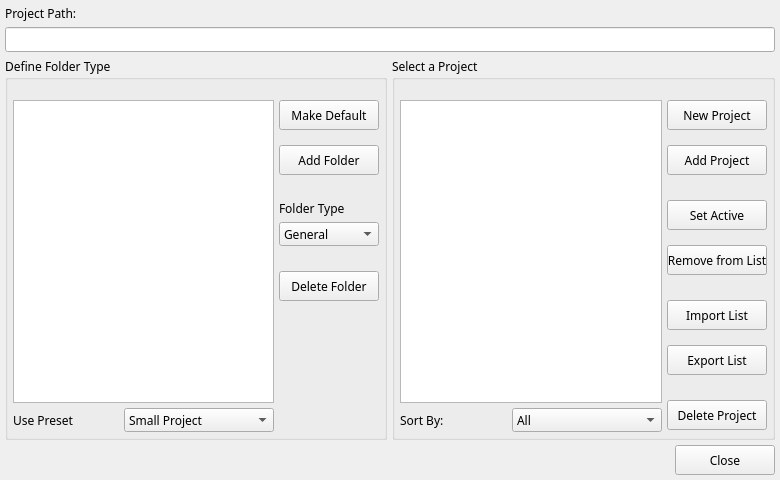
Qt form ui/ProjectManager.ui (skhaz/neutron3d) before a commit.
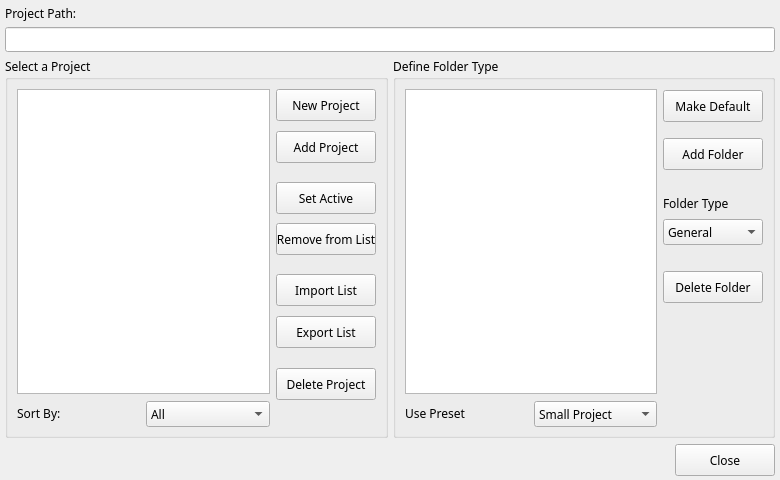
The same form after that commit. Icons and pictures are not drawn.

The edit to the form file:
```diff
--- a/ui/ProjectManager.ui
+++ b/ui/ProjectManager.ui
@@ -30,7 +30,7 @@
   <property name="styleSheet" >
    <string notr="true" />
   </property>
-  <layout class="QGridLayout" name="gridLayout_3" >
+  <layout class="QGridLayout" name="gridLayout_4" >
    <property name="margin" >
     <number>5</number>
    </property>
@@ -87,14 +87,8 @@
     </layout>
    </item>
    <item row="1" column="0" >
-    <layout class="QHBoxLayout" name="horizontalLayout" >
-     <property name="spacing" >
-      <number>5</number>
-     </property>
-     <property name="leftMargin" >
-      <number>0</number>
-     </property>
-     <item>
+    <layout class="QGridLayout" name="gridLayout_3" >
+     <item row="0" column="1" >
       <widget class="QGroupBox" name="grb_selectProject" >
        <property name="font" >
         <font>
@@ -110,73 +104,15 @@
        <property name="title" >
         <string>Select a Project</string>
        </property>
-       <layout class="QGridLayout" name="gridLayout" >
-        <property name="leftMargin" >
-         <number>5</number>
-        </property>
-        <property name="topMargin" >
-         <number>20</number>
-        </property>
-        <property name="rightMargin" >
-         <number>5</number>
-        </property>
-        <property name="bottomMargin" >
-         <number>5</number>
-        </property>
-        <property name="spacing" >
-         <number>5</number>
-        </property>
-        <item row="0" column="0" colspan="2" >
-         <widget class="QListView" name="lst_project" >
-          <property name="font" >
-           <font>
-            <family>Lucida Grande, Segoe UI</family>
-           </font>
-          </property>
-          <property name="cursor" stdset="0" >
-           <cursorShape>ArrowCursor</cursorShape>
-          </property>
-          <property name="toolTip" >
-           <string/>
-          </property>
-          <property name="statusTip" >
-           <string/>
-          </property>
-          <property name="whatsThis" >
-           <string>&lt;!DOCTYPE HTML PUBLIC "-//W3C//DTD HTML 4.0//EN" "http://www.w3.org/TR/REC-html40/strict.dtd">
-&lt;html>&lt;head>&lt;meta name="qrichtext" content="1" />&lt;style type="text/css">
-p, li { white-space: pre-wrap; }
-&lt;/style>&lt;/head>&lt;body style=" font-family:'Lucida Grande ,Segoe UI'; font-weight:400; font-style:normal;">
-&lt;p style=" margin-top:0px; margin-bottom:0px; margin-left:0px; margin-right:0px; -qt-block-indent:0; text-indent:0px;">List of current projects&lt;/p>&lt;/body>&lt;/html></string>
-          </property>
-          <property name="styleSheet" >
-           <string notr="true" />
-          </property>
-          <property name="tabKeyNavigation" >
-           <bool>true</bool>
-          </property>
-          <property name="dragEnabled" >
-           <bool>true</bool>
-          </property>
-          <property name="dragDropMode" >
-           <enum>QAbstractItemView::DragOnly</enum>
-          </property>
-          <property name="resizeMode" >
-           <enum>QListView::Fixed</enum>
-          </property>
-          <property name="layoutMode" >
-           <enum>QListView::SinglePass</enum>
-          </property>
-         </widget>
-        </item>
-        <item rowspan="2" row="0" column="2" >
+       <layout class="QGridLayout" name="gridLayout_2" >
+        <item row="0" column="2" >
          <layout class="QVBoxLayout" name="verticalLayout" >
           <item>
            <widget class="QPushButton" name="bt_newProject" >
             <property name="minimumSize" >
              <size>
               <width>100</width>
-              <height>30</height>
+              <height>32</height>
              </size>
             </property>
             <property name="maximumSize" >
@@ -226,7 +162,7 @@
             <property name="minimumSize" >
              <size>
               <width>100</width>
-              <height>30</height>
+              <height>32</height>
              </size>
             </property>
             <property name="maximumSize" >
@@ -276,7 +212,7 @@
             <property name="minimumSize" >
              <size>
               <width>100</width>
-              <height>30</height>
+              <height>32</height>
              </size>
             </property>
             <property name="maximumSize" >
@@ -319,7 +255,7 @@
             <property name="minimumSize" >
              <size>
               <width>100</width>
-              <height>30</height>
+              <height>32</height>
              </size>
             </property>
             <property name="maximumSize" >
@@ -362,7 +298,7 @@
             <property name="minimumSize" >
              <size>
               <width>100</width>
-              <height>30</height>
+              <height>32</height>
              </size>
             </property>
             <property name="maximumSize" >
@@ -405,7 +341,7 @@
             <property name="minimumSize" >
              <size>
               <width>100</width>
-              <height>30</height>
+              <height>32</height>
              </size>
             </property>
             <property name="maximumSize" >
@@ -448,7 +384,7 @@
             <property name="minimumSize" >
              <size>
               <width>100</width>
-              <height>30</height>
+              <height>32</height>
              </size>
             </property>
             <property name="maximumSize" >
@@ -488,18 +424,46 @@
           </item>
          </layout>
         </item>
-        <item row="1" column="0" >
-         <widget class="QLabel" name="lbl_shortBy" >
+        <item row="0" column="0" colspan="2" >
+         <widget class="QListView" name="lst_project" >
           <property name="font" >
            <font>
             <family>Lucida Grande, Segoe UI</family>
            </font>
           </property>
-          <property name="layoutDirection" >
-           <enum>Qt::LeftToRight</enum>
+          <property name="cursor" stdset="0" >
+           <cursorShape>ArrowCursor</cursorShape>
           </property>
-          <property name="text" >
-           <string>Sort By:</string>
+          <property name="toolTip" >
+           <string/>
+          </property>
+          <property name="statusTip" >
+           <string/>
+          </property>
+          <property name="whatsThis" >
+           <string>&lt;!DOCTYPE HTML PUBLIC "-//W3C//DTD HTML 4.0//EN" "http://www.w3.org/TR/REC-html40/strict.dtd">
+&lt;html>&lt;head>&lt;meta name="qrichtext" content="1" />&lt;style type="text/css">
+p, li { white-space: pre-wrap; }
+&lt;/style>&lt;/head>&lt;body style=" font-family:'Lucida Grande ,Segoe UI'; font-weight:400; font-style:normal;">
+&lt;p style=" margin-top:0px; margin-bottom:0px; margin-left:0px; margin-right:0px; -qt-block-indent:0; text-indent:0px;">List of current projects&lt;/p>&lt;/body>&lt;/html></string>
+          </property>
+          <property name="styleSheet" >
+           <string notr="true" />
+          </property>
+          <property name="tabKeyNavigation" >
+           <bool>true</bool>
+          </property>
+          <property name="dragEnabled" >
+           <bool>true</bool>
+          </property>
+          <property name="dragDropMode" >
+           <enum>QAbstractItemView::DragOnly</enum>
+          </property>
+          <property name="resizeMode" >
+           <enum>QListView::Fixed</enum>
+          </property>
+          <property name="layoutMode" >
+           <enum>QListView::SinglePass</enum>
           </property>
          </widget>
         </item>
@@ -507,8 +471,8 @@
          <widget class="QComboBox" name="cbx_shortBy" >
           <property name="minimumSize" >
            <size>
-            <width>150</width>
-            <height>24</height>
+            <width>0</width>
+            <height>26</height>
            </size>
           </property>
           <property name="maximumSize" >
@@ -560,10 +524,25 @@
           </item>
          </widget>
         </item>
+        <item row="1" column="0" >
+         <widget class="QLabel" name="lbl_shortBy" >
+          <property name="font" >
+           <font>
+            <family>Lucida Grande, Segoe UI</family>
+           </font>
+          </property>
+          <property name="layoutDirection" >
+           <enum>Qt::LeftToRight</enum>
+          </property>
+          <property name="text" >
+           <string>Sort By:</string>
+          </property>
+         </widget>
+        </item>
        </layout>
       </widget>
      </item>
-     <item>
+     <item row="0" column="0" >
       <widget class="QGroupBox" name="grb_defineFolderType" >
        <property name="font" >
         <font>
@@ -579,34 +558,7 @@
        <property name="title" >
         <string>Define Folder Type</string>
        </property>
-       <layout class="QGridLayout" name="gridLayout_2" >
-        <property name="leftMargin" >
-         <number>5</number>
-        </property>
-        <property name="topMargin" >
-         <number>20</number>
-        </property>
-        <property name="rightMargin" >
-         <number>5</number>
-        </property>
-        <property name="bottomMargin" >
-         <number>5</number>
-        </property>
-        <property name="spacing" >
-         <number>5</number>
-        </property>
-        <item row="0" column="0" colspan="2" >
-         <widget class="QTreeView" name="trw_defineFolderType" >
-          <property name="font" >
-           <font>
-            <family>Lucida Grande, Segoe UI</family>
-           </font>
-          </property>
-          <property name="styleSheet" >
-           <string notr="true" />
-          </property>
-         </widget>
-        </item>
+       <layout class="QGridLayout" name="gridLayout" >
         <item rowspan="2" row="0" column="2" >
          <layout class="QVBoxLayout" name="verticalLayout_2" >
           <item>
@@ -617,7 +569,7 @@
             <property name="minimumSize" >
              <size>
               <width>100</width>
-              <height>30</height>
+              <height>32</height>
              </size>
             </property>
             <property name="maximumSize" >
@@ -660,7 +612,7 @@
             <property name="minimumSize" >
              <size>
               <width>100</width>
-              <height>30</height>
+              <height>32</height>
              </size>
             </property>
             <property name="maximumSize" >
@@ -724,7 +676,7 @@
             <property name="minimumSize" >
              <size>
               <width>100</width>
-              <height>24</height>
+              <height>26</height>
              </size>
             </property>
             <property name="maximumSize" >
@@ -830,7 +782,7 @@
             <property name="minimumSize" >
              <size>
               <width>100</width>
-              <height>30</height>
+              <height>32</height>
              </size>
             </property>
             <property name="maximumSize" >
@@ -867,6 +819,18 @@
           </item>
          </layout>
         </item>
+        <item row="0" column="0" colspan="2" >
+         <widget class="QTreeView" name="trw_defineFolderType" >
+          <property name="font" >
+           <font>
+            <family>Lucida Grande, Segoe UI</family>
+           </font>
+          </property>
+          <property name="styleSheet" >
+           <string notr="true" />
+          </property>
+         </widget>
+        </item>
         <item row="1" column="0" >
          <widget class="QLabel" name="lbl_usePreset" >
           <property name="font" >
@@ -886,8 +850,8 @@
          <widget class="QComboBox" name="cbx_usePreset" >
           <property name="minimumSize" >
            <size>
-            <width>150</width>
-            <height>24</height>
+            <width>0</width>
+            <height>26</height>
            </size>
           </property>
           <property name="maximumSize" >
@@ -946,7 +910,7 @@
        <property name="minimumSize" >
         <size>
          <width>100</width>
-         <height>30</height>
+         <height>32</height>
         </size>
        </property>
        <property name="maximumSize" >
```
Left out of the diff: 10 changed lines with no effect on the pictures.
